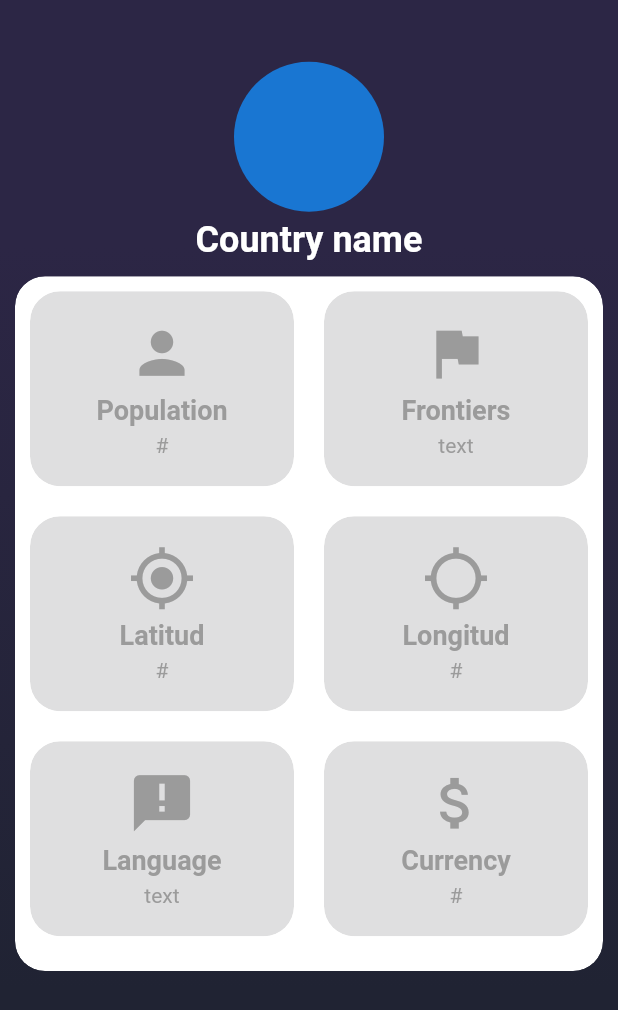
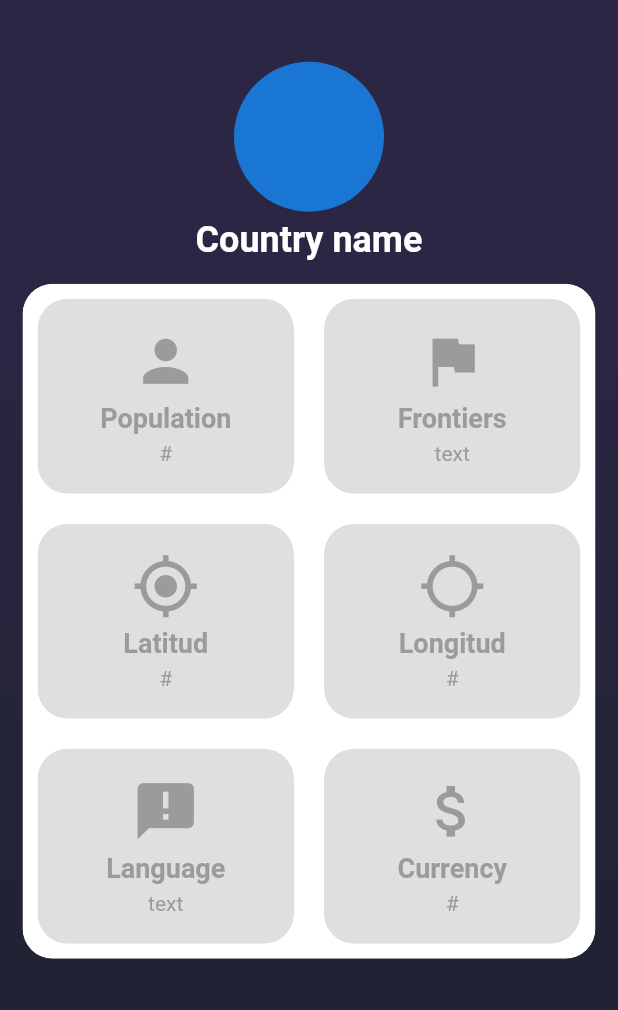
Before and after one commit to Darkron98/flutter_apps, a Flutter app: the MainScreen screen opened by its route, on a phone screen of 412 x 824 dp. Shown: the top 1010 px of the screen. Run offline on Flutter 3.47's test engine with Material 2 defaults, Android fonts, the phone set to English and light mode, and no system bars.

Commit message:
stetic changes
Change the country card height to a constant value

```diff
--- a/mas_banderas/lib/screens/main_screen.dart
+++ b/mas_banderas/lib/screens/main_screen.dart
@@ -50,13 +50,13 @@ class _CoutryCard extends StatelessWidget {
   @override
   Widget build(BuildContext context) {
     return Container(
-      margin: EdgeInsets.all(10),
+      margin: EdgeInsets.all(15),
       child: ClipRRect(
         borderRadius: BorderRadius.circular(20),
         child: BackdropFilter(
           filter: ImageFilter.blur(sigmaX: 5, sigmaY: 5),
           child: Container(
-            height: size.height * 0.562,
+            height: 450,
             decoration: BoxDecoration(
               color: Colors.white,
               borderRadius: BorderRadius.circular(20),
```
